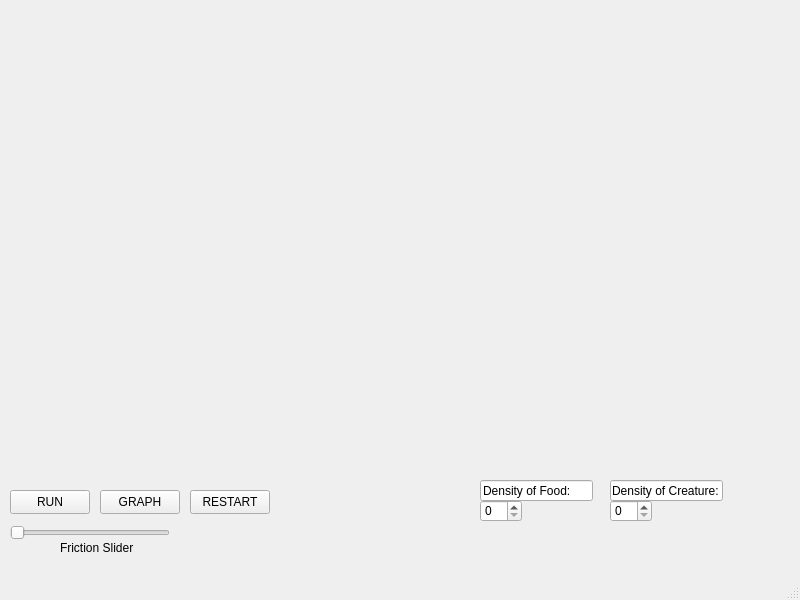
Before: the Qt Designer form UI/src/mainwindow.ui in EvolutionSimulator/EvolutionSimulator, drawn with Qt 5.
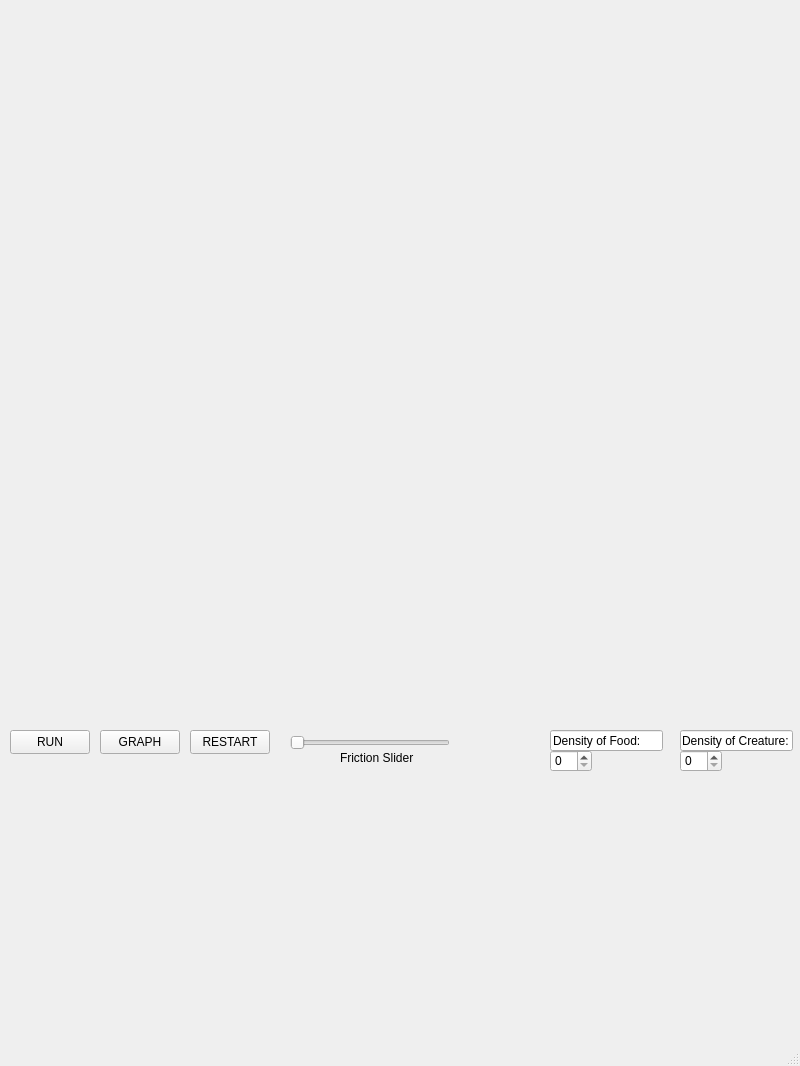
After: the same form once the commit is applied. Custom widgets are drawn as their Qt base class.

Diff of the .ui file:
```diff
--- a/UI/src/mainwindow.ui
+++ b/UI/src/mainwindow.ui
@@ -7,7 +7,7 @@
     <x>0</x>
     <y>0</y>
     <width>800</width>
-    <height>600</height>
+    <height>1066</height>
    </rect>
   </property>
   <property name="windowTitle">
@@ -28,7 +28,7 @@
     <property name="geometry">
      <rect>
       <x>10</x>
-      <y>490</y>
+      <y>730</y>
       <width>80</width>
       <height>24</height>
      </rect>
@@ -40,8 +40,8 @@
    <widget class="QSpinBox" name="densityFood">
     <property name="geometry">
      <rect>
-      <x>480</x>
-      <y>500</y>
+      <x>550</x>
+      <y>750</y>
       <width>42</width>
       <height>22</height>
      </rect>
@@ -51,7 +51,7 @@
     <property name="geometry">
      <rect>
       <x>190</x>
-      <y>490</y>
+      <y>730</y>
       <width>80</width>
       <height>24</height>
      </rect>
@@ -63,8 +63,8 @@
    <widget class="QLineEdit" name="lineEdit">
     <property name="geometry">
      <rect>
-      <x>480</x>
-      <y>480</y>
+      <x>550</x>
+      <y>730</y>
       <width>113</width>
       <height>21</height>
      </rect>
@@ -77,7 +77,7 @@
     <property name="geometry">
      <rect>
       <x>100</x>
-      <y>490</y>
+      <y>730</y>
       <width>80</width>
       <height>24</height>
      </rect>
@@ -89,8 +89,8 @@
    <widget class="QSpinBox" name="densityCreature">
     <property name="geometry">
      <rect>
-      <x>610</x>
-      <y>500</y>
+      <x>680</x>
+      <y>750</y>
       <width>42</width>
       <height>22</height>
      </rect>
@@ -99,8 +99,8 @@
    <widget class="QLineEdit" name="lineEdit_2">
     <property name="geometry">
      <rect>
-      <x>610</x>
-      <y>480</y>
+      <x>680</x>
+      <y>730</y>
       <width>113</width>
       <height>21</height>
      </rect>
@@ -112,8 +112,8 @@
    <widget class="QSlider" name="frictionCoefficientSpinBox">
     <property name="geometry">
      <rect>
-      <x>10</x>
-      <y>520</y>
+      <x>290</x>
+      <y>730</y>
       <width>160</width>
       <height>25</height>
      </rect>
@@ -131,8 +131,8 @@
    <widget class="QLabel" name="label">
     <property name="geometry">
      <rect>
-      <x>60</x>
-      <y>540</y>
+      <x>340</x>
+      <y>750</y>
       <width>91</width>
       <height>16</height>
      </rect>
@@ -144,8 +144,8 @@
    <widget class="QLabel" name="frictionLabel">
     <property name="geometry">
      <rect>
-      <x>190</x>
-      <y>530</y>
+      <x>470</x>
+      <y>740</y>
       <width>58</width>
       <height>16</height>
      </rect>
```
Left out of the diff: 2 changed lines with no effect on the pictures.
